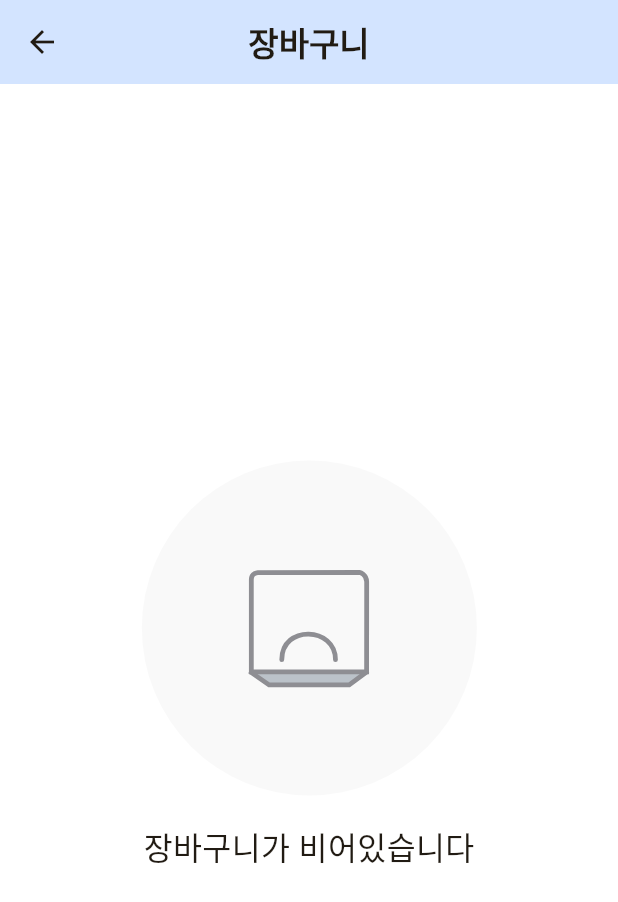
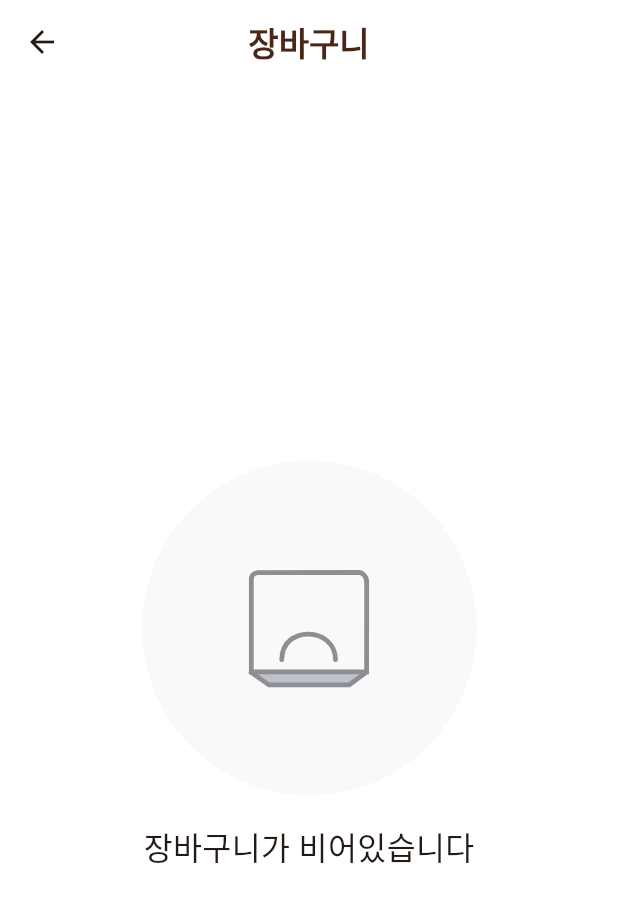
Before and after one commit to flutter-team3/monggeul-market, a Flutter app: the CartPage screen opened directly, on a phone screen of 412 x 824 dp. Shown: the top 902 px of the screen. Run offline on Flutter 3.47's test engine with Material 3 defaults, Android fonts, the phone set to English and light mode, and no system bars; our stand-ins replace cached_network_image, lottie; network calls fail.

Commit message:
style: primary 색깔 변경 및 테마 업데이트

```diff
--- a/lib/app/constants/app_colors.dart
+++ b/lib/app/constants/app_colors.dart
@@ -2,7 +2,7 @@ import 'package:flutter/material.dart';
 
 
 class AppColors {
-  static const primary = Color(0xFFCFB493);
+  static const primary = Color(0xFF4A2618);
   static const lightBlue = Color(0XFFD3E4FF);
   static const cartBackground = Color(0XFFF4F4F4);
   static const plusMinusIcon = Color(0xFF757575); // Colors.grey[600]
--- a/lib/ui/cart/cart_page.dart
+++ b/lib/ui/cart/cart_page.dart
@@ -26,9 +26,9 @@ class CartPage extends StatelessWidget {
     return Scaffold(
       backgroundColor: Colors.white,
       appBar: AppBar(
-        title: Text('장바구니', style: TextStyle(fontWeight: FontWeight.bold)),
+        title: Text('장바구니', style: TextStyle(fontWeight: FontWeight.bold, color: AppColors.primary)),
         centerTitle: true,
-        backgroundColor: AppColors.lightBlue,
+        backgroundColor: Colors.white,
       ),
       body: SafeArea(
         child:
@@ -108,7 +108,7 @@ class CartPage extends StatelessWidget {
                                                   ).removeCartItem(index),
                                               child: Icon(
                                                 Icons.delete,
-                                                color: AppColors.plusMinusIcon,
+                                                color: AppColors.primary,
                                               ),
                                             ),
                                           ),
@@ -155,8 +155,6 @@ class CartPage extends StatelessWidget {
                     ),
                     ElevatedButton(
                       style: ElevatedButton.styleFrom(
-                        backgroundColor: Colors.blue,
-                        foregroundColor: Colors.white,
                         shape: RoundedRectangleBorder(
                           borderRadius: BorderRadius.circular(0),
                         ),
--- a/lib/ui/cart/widgets/total_price_row.dart
+++ b/lib/ui/cart/widgets/total_price_row.dart
@@ -1,4 +1,5 @@
 import 'package:flutter/material.dart';
+import 'package:project_name_change/app/constants/app_colors.dart';
 import 'package:project_name_change/util/util.dart';
 
 class TotalPriceRow extends StatelessWidget {
@@ -18,12 +19,12 @@ class TotalPriceRow extends StatelessWidget {
             style: TextStyle(
               fontSize: 21,
               // fontWeight: FontWeight.w600,
-              color: Colors.grey[900],
+              color: AppColors.primary,
             ),
           ),
           Text(
             formatKrw(totalPrice),
-            style: TextStyle(fontWeight: FontWeight.bold, fontSize: 26),
+            style: TextStyle(fontWeight: FontWeight.bold, fontSize: 26, color: AppColors.primary),
           ),
         ],
       ),
--- a/lib/widgets/cart_item_amount.dart
+++ b/lib/widgets/cart_item_amount.dart
@@ -42,7 +42,7 @@ class CartItemAmount extends StatelessWidget {
           onMinusIconTap();
         }
       },
-      child: Icon(iconData, size: 29, color: AppColors.plusMinusIcon),
+      child: Icon(iconData, size: 29, color: AppColors.primary),
     );
   }
 }
```
Also changed, not shown: lib/app/app_theme.dart (+7 -0 lines), lib/app/constants/app_styles.dart (+9 -4 lines).
